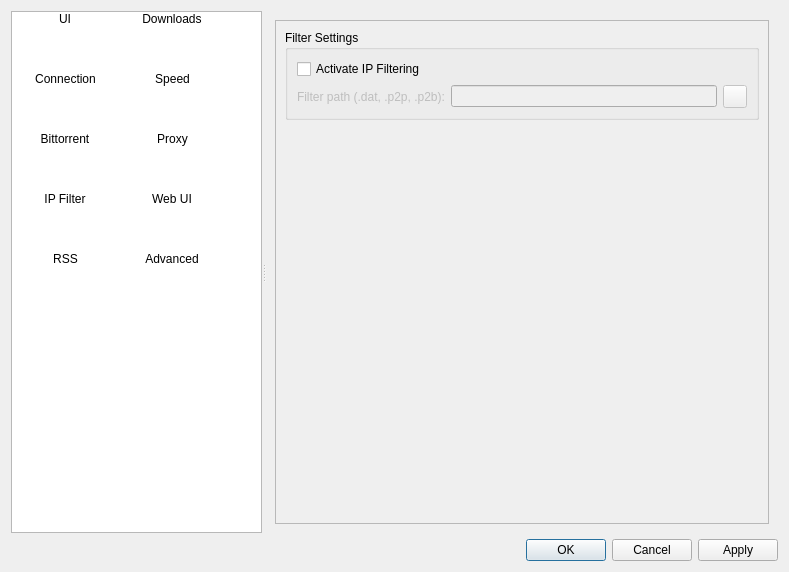
Before: the Qt Designer form src/ui/options.ui in SysAdminDoc/qBittorrent-Vanced, drawn with Qt 5.
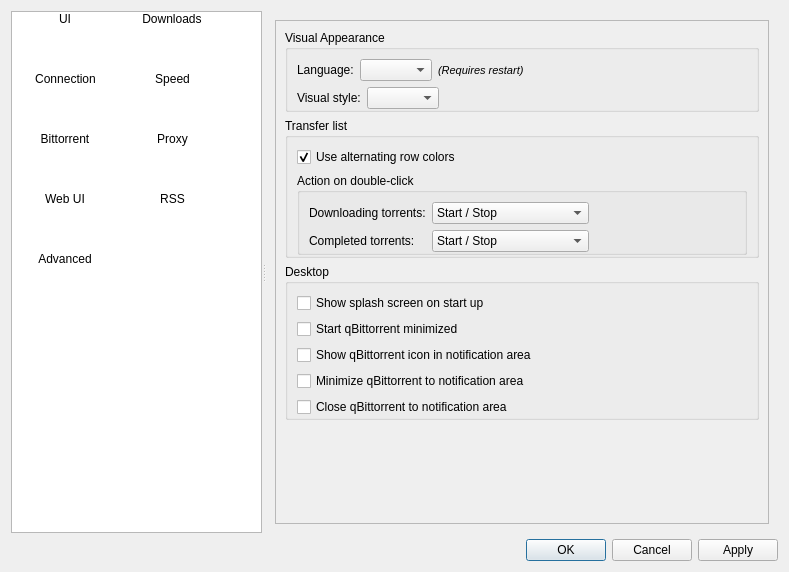
After: the same form once the commit is applied. The open tabs and pages were chosen to show the change. Icons and pictures are not drawn.

Commit message: Improved program options

```diff
--- a/src/ui/options.ui
+++ b/src/ui/options.ui
@@ -164,21 +164,6 @@
          <normaloff>:/Icons/oxygen/proxy.png</normaloff>:/Icons/oxygen/proxy.png</iconset>
        </property>
       </item>
-      <item>
-       <property name="text">
-        <string>IP Filter</string>
-       </property>
-       <property name="textAlignment">
-        <set>AlignHCenter|AlignVCenter|AlignCenter</set>
-       </property>
-       <property name="icon">
-        <iconset resource="../icons.qrc">
-         <normaloff>:/Icons/oxygen/filter.png</normaloff>:/Icons/oxygen/filter.png</iconset>
-       </property>
-       <property name="flags">
-        <set>ItemIsSelectable|ItemIsEnabled</set>
-       </property>
-      </item>
       <item>
        <property name="text">
         <string>Web UI</string>
@@ -1217,6 +1202,45 @@
               </layout>
              </widget>
             </item>
+            <item>
+             <widget class="QGroupBox" name="checkIPFilter">
+              <property name="title">
+               <string>IP Filtering</string>
+              </property>
+              <property name="checkable">
+               <bool>true</bool>
+              </property>
+              <property name="checked">
+               <bool>false</bool>
+              </property>
+              <layout class="QGridLayout" name="gridLayout_14">
+               <item row="0" column="0">
+                <widget class="QLabel" name="lblFilterPath">
+                 <property name="text">
+                  <string>Filter path (.dat, .p2p, .p2b):</string>
+                 </property>
+                </widget>
+               </item>
+               <item row="0" column="1">
+                <widget class="QLineEdit" name="textFilterPath"/>
+               </item>
+               <item row="0" column="2">
+                <widget class="QToolButton" name="browseFilterButton">
+                 <property name="minimumSize">
+                  <size>
+                   <width>22</width>
+                   <height>22</height>
+                  </size>
+                 </property>
+                 <property name="icon">
+                  <iconset resource="../icons.qrc">
+                   <normaloff>:/Icons/oxygen/browse.png</normaloff>:/Icons/oxygen/browse.png</iconset>
+                 </property>
+                </widget>
+               </item>
+              </layout>
+             </widget>
+            </item>
             <item>
              <spacer name="verticalSpacer_7">
               <property name="orientation">
@@ -2487,103 +2511,6 @@
         </item>
        </layout>
       </widget>
-      <widget class="QWidget" name="tabOptionPage6">
-       <layout class="QVBoxLayout" name="verticalLayout_2">
-        <item>
-         <widget class="QScrollArea" name="scrollArea_6">
-          <property name="widgetResizable">
-           <bool>true</bool>
-          </property>
-          <widget class="QWidget" name="scrollAreaWidgetContents_6">
-           <property name="geometry">
-            <rect>
-             <x>0</x>
-             <y>0</y>
-             <width>287</width>
-             <height>124</height>
-            </rect>
-           </property>
-           <layout class="QVBoxLayout" name="verticalLayout_21">
-            <item>
-             <widget class="QGroupBox" name="filterBox">
-              <property name="enabled">
-               <bool>true</bool>
-              </property>
-              <property name="title">
-               <string>Filter Settings</string>
-              </property>
-              <layout class="QVBoxLayout" name="verticalLayout_22">
-               <item>
-                <widget class="QCheckBox" name="checkIPFilter">
-                 <property name="text">
-                  <string>Activate IP Filtering</string>
-                 </property>
-                 <property name="icon">
-                  <iconset>
-                   <normaloff>:/Icons/filter.png</normaloff>:/Icons/filter.png</iconset>
-                 </property>
-                </widget>
-               </item>
-               <item>
-                <layout class="QHBoxLayout" name="mynonamelayout">
-                 <item>
-                  <widget class="QLabel" name="lblFilterPath">
-                   <property name="enabled">
-                    <bool>false</bool>
-                   </property>
-                   <property name="text">
-                    <string>Filter path (.dat, .p2p, .p2b):</string>
-                   </property>
-                  </widget>
-                 </item>
-                 <item>
-                  <widget class="QLineEdit" name="textFilterPath">
-                   <property name="enabled">
-                    <bool>false</bool>
-                   </property>
-                  </widget>
-                 </item>
-                 <item>
-                  <widget class="QToolButton" name="browseFilterButton">
-                   <property name="enabled">
-                    <bool>false</bool>
-                   </property>
-                   <property name="minimumSize">
-                    <size>
-                     <width>22</width>
-                     <height>22</height>
-                    </size>
-                   </property>
-                   <property name="icon">
-                    <iconset resource="../icons.qrc">
-                     <normaloff>:/Icons/oxygen/browse.png</normaloff>:/Icons/oxygen/browse.png</iconset>
-                   </property>
-                  </widget>
-                 </item>
-                </layout>
-               </item>
-              </layout>
-             </widget>
-            </item>
-            <item>
-             <spacer name="mynornamespacer">
-              <property name="orientation">
-               <enum>Qt::Vertical</enum>
-              </property>
-              <property name="sizeHint" stdset="0">
-               <size>
-                <width>20</width>
-                <height>357</height>
-               </size>
-              </property>
-             </spacer>
-            </item>
-           </layout>
-          </widget>
-         </widget>
-        </item>
-       </layout>
-      </widget>
       <widget class="QWidget" name="tabOptionPage7">
        <layout class="QVBoxLayout">
         <item>
@@ -2612,8 +2539,7 @@
               <property name="checked">
                <bool>false</bool>
               </property>
-             </widget>
-            </item>
+              <layout class="QVBoxLayout" name="verticalLayout_2">
             <item>
              <widget class="QGroupBox" name="groupWebUiServer">
               <property name="enabled">
@@ -2732,6 +2658,9 @@
               </layout>
              </widget>
             </item>
+              </layout>
+             </widget>
+            </item>
             <item>
              <spacer name="verticalSpacer_9">
               <property name="orientation">
```
Left out of the diff: 157 changed lines with no effect on the pictures. Lines whose indentation alone changed are shown as unchanged. The commit also changes 2 other files.
